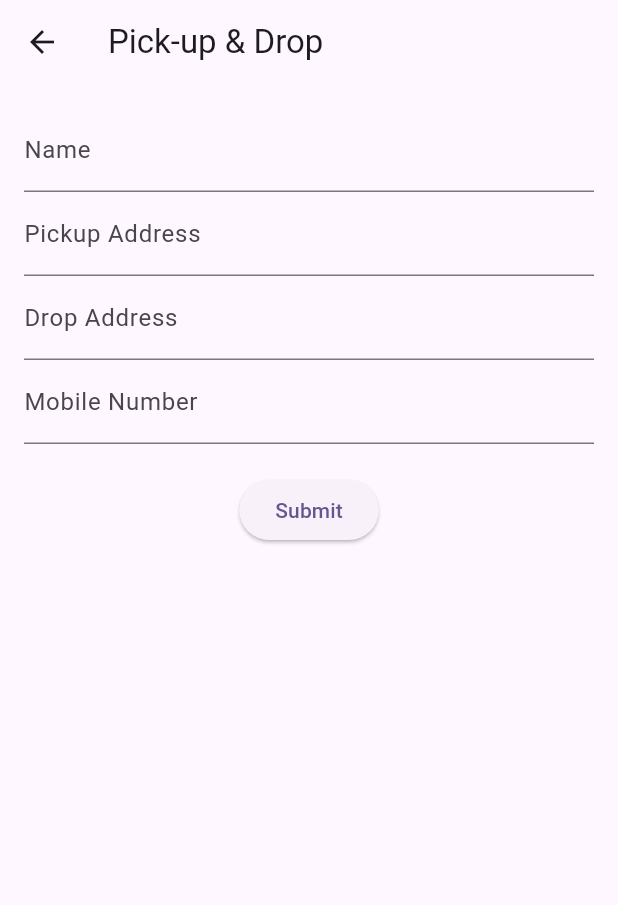
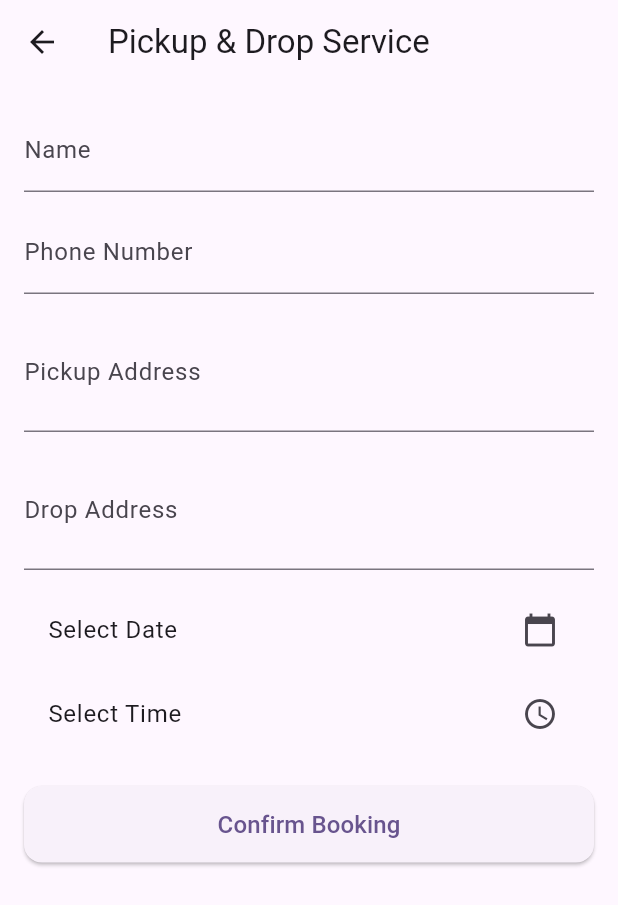
Before and after one commit to YashviHarsora1710/flutter_project, a Flutter app: the screen it shows after launch, item 2 of the bottom bar chosen, after a tap on "Pick-up & Drop Facility", on a phone screen of 412 x 824 dp. Shown: the top 905 px of the screen. Run offline on Flutter 3.47's test engine with Material 3 defaults, Android fonts, the phone set to English and light mode, and no system bars; our stand-ins replace image_picker, open_filex, permission_handler.

Commit message:
added pickup service

```diff
--- a/lib/screens/pickup_drop_page.dart
+++ b/lib/screens/pickup_drop_page.dart
@@ -1,68 +1,175 @@
 import 'package:flutter/material.dart';
 
-class PickupDropPage extends StatefulWidget {
+class PickupDropScreen extends StatefulWidget {
+  const PickupDropScreen({super.key});
+
   @override
-  _PickupDropPageState createState() => _PickupDropPageState();
+  State<PickupDropScreen> createState() => _PickupDropScreenState();
 }
 
-class _PickupDropPageState extends State<PickupDropPage> {
+class _PickupDropScreenState extends State<PickupDropScreen> {
   final _formKey = GlobalKey<FormState>();
-  final TextEditingController nameController = TextEditingController();
-  final TextEditingController pickupController = TextEditingController();
-  final TextEditingController dropController = TextEditingController();
-  final TextEditingController mobileController = TextEditingController();
+
+  // Form fields
+  String? name, phone, pickupAddress, dropAddress;
+  DateTime? selectedDate;
+  TimeOfDay? selectedTime;
+
+  // Pick Date
+  Future<void> _pickDate() async {
+    final DateTime? picked = await showDatePicker(
+      context: context,
+      initialDate: DateTime.now(),
+      firstDate: DateTime.now(),
+      lastDate: DateTime(2100),
+    );
+    if (picked != null) {
+      setState(() {
+        selectedDate = picked;
+      });
+    }
+  }
+
+  // Pick Time
+  Future<void> _pickTime() async {
+    final TimeOfDay? picked = await showTimePicker(
+      context: context,
+      initialTime: TimeOfDay.now(),
+    );
+    if (picked != null) {
+      setState(() {
+        selectedTime = picked;
+      });
+    }
+  }
+
+  // Confirm Booking
+  void _confirmBooking() {
+    if (_formKey.currentState!.validate() &&
+        selectedDate != null &&
+        selectedTime != null) {
+      _formKey.currentState!.save();
+
+      showDialog(
+        context: context,
+        builder: (ctx) => AlertDialog(
+          shape: RoundedRectangleBorder(
+            borderRadius: BorderRadius.circular(16),
+          ),
+          title: const Text("Booking Confirmed"),
+          content: Text(
+            "Name: $name\n"
+            "Phone: $phone\n"
+            "Pickup: $pickupAddress\n"
+            "Drop: $dropAddress\n"
+            "Date: ${selectedDate!.day}-${selectedDate!.month}-${selectedDate!.year}\n"
+            "Time: ${selectedTime!.format(context)}",
+          ),
+          actions: [
+            TextButton(
+              onPressed: () => Navigator.pop(ctx),
+              child: const Text("OK"),
+            ),
+          ],
+        ),
+      );
+    } else {
+      ScaffoldMessenger.of(
+        context,
+      ).showSnackBar(const SnackBar(content: Text("Please fill all fields")));
+    }
+  }
 
   @override
   Widget build(BuildContext context) {
     return Scaffold(
-      appBar: AppBar(title: Text("Pick-up & Drop")),
+      appBar: AppBar(title: const Text("Pickup & Drop Service")),
       body: Padding(
-        padding: EdgeInsets.all(16),
+        padding: const EdgeInsets.all(16),
         child: Form(
           key: _formKey,
-          child: Column(
+          child: ListView(
             children: [
+              // Name
               TextFormField(
-                controller: nameController,
-                decoration: InputDecoration(labelText: "Name"),
-                validator: (val) => val!.isEmpty ? "Enter Name" : null,
+                decoration: const InputDecoration(labelText: "Name"),
+                validator: (val) =>
+                    val == null || val.isEmpty ? "Enter your name" : null,
+                onSaved: (val) => name = val,
               ),
+
+              const SizedBox(height: 12),
+
+              // Phone
               TextFormField(
-                controller: pickupController,
-                decoration: InputDecoration(labelText: "Pickup Address"),
+                decoration: const InputDecoration(labelText: "Phone Number"),
+                keyboardType: TextInputType.phone,
                 validator: (val) =>
-                    val!.isEmpty ? "Enter Pickup Address" : null,
+                    val == null || val.isEmpty ? "Enter phone number" : null,
+                onSaved: (val) => phone = val,
               ),
+
+              const SizedBox(height: 12),
+
+              // Pickup Address
               TextFormField(
-                controller: dropController,
-                decoration: InputDecoration(labelText: "Drop Address"),
-                validator: (val) => val!.isEmpty ? "Enter Drop Address" : null,
+                decoration: const InputDecoration(labelText: "Pickup Address"),
+                maxLines: 2,
+                validator: (val) =>
+                    val == null || val.isEmpty ? "Enter pickup address" : null,
+                onSaved: (val) => pickupAddress = val,
               ),
+
+              const SizedBox(height: 12),
+
+              // Drop Address
               TextFormField(
-                controller: mobileController,
-                decoration: InputDecoration(labelText: "Mobile Number"),
-                keyboardType: TextInputType.phone,
-                validator: (val) => val!.isEmpty ? "Enter Mobile Number" : null,
+                decoration: const InputDecoration(labelText: "Drop Address"),
+                maxLines: 2,
+                validator: (val) =>
+                    val == null || val.isEmpty ? "Enter drop address" : null,
+                onSaved: (val) => dropAddress = val,
               ),
-              SizedBox(height: 20),
+
+              const SizedBox(height: 12),
+
+              // Date Picker
+              ListTile(
+                title: Text(
+                  selectedDate == null
+                      ? "Select Date"
+                      : "Date: ${selectedDate!.day}-${selectedDate!.month}-${selectedDate!.year}",
+                ),
+                trailing: const Icon(Icons.calendar_today),
+                onTap: _pickDate,
+              ),
+
+              // Time Picker
+              ListTile(
+                title: Text(
+                  selectedTime == null
+                      ? "Select Time"
+                      : "Time: ${selectedTime!.format(context)}",
+                ),
+                trailing: const Icon(Icons.access_time),
+                onTap: _pickTime,
+              ),
+
+              const SizedBox(height: 20),
+
+              // Confirm Button
               ElevatedButton(
-                onPressed: () {
-                  if (_formKey.currentState!.validate()) {
-                    // Show success message
-                    ScaffoldMessenger.of(context).showSnackBar(
-                      SnackBar(
-                        content: Text("Pick-up & Drop Request Submitted"),
-                      ),
-                    );
-
-                    // Clear all fields after submit
-                    nameController.clear();
-                    pickupController.clear();
-                    dropController.clear();
-                    mobileController.clear();
-                  }
-                },
-                child: Text("Submit"),
+                onPressed: _confirmBooking,
+                style: ElevatedButton.styleFrom(
+                  padding: const EdgeInsets.symmetric(vertical: 14),
+                  shape: RoundedRectangleBorder(
+                    borderRadius: BorderRadius.circular(12),
+                  ),
+                ),
+                child: const Text(
+                  "Confirm Booking",
+                  style: TextStyle(fontSize: 16),
+                ),
               ),
             ],
           ),
--- a/lib/screens/services_screen.dart
+++ b/lib/screens/services_screen.dart
@@ -62,7 +62,7 @@ class ServicesPage extends StatelessWidget {
               Navigator.push(
                 context,
                 MaterialPageRoute(
-                  builder: (context) => PickupDropPage(),
+                  builder: (context) => PickupDropScreen(),
                 ), // 👈 new page
               );
             },
```
